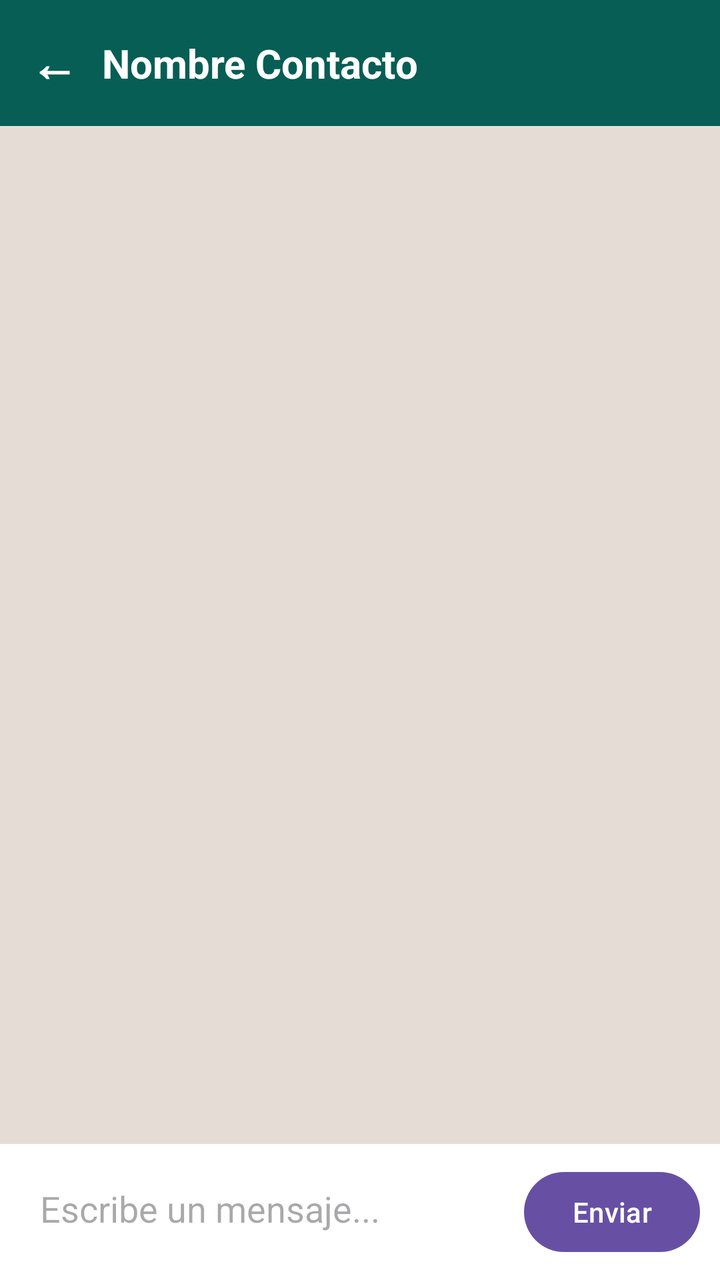
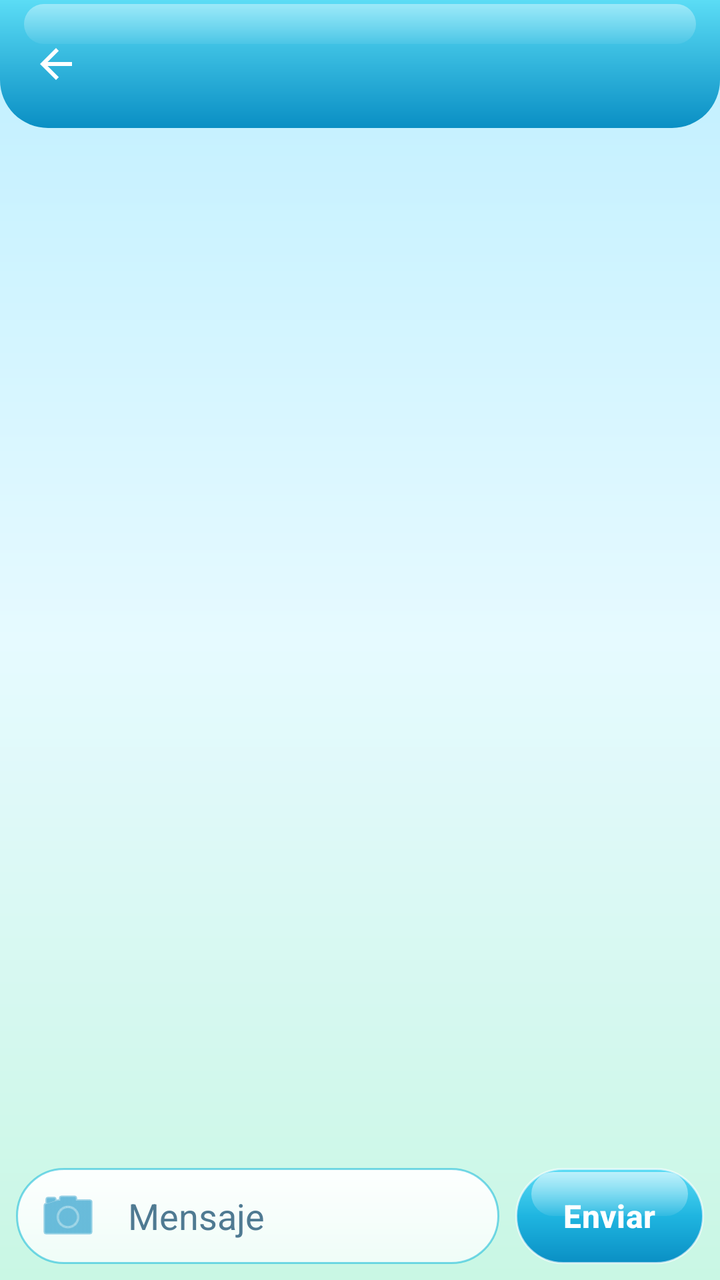

Compare the two renders of this Android layout. The source of the first and the diff that turns it into the second are given below.
<!-- AndroidManifest.xml: application theme Theme.CloneWhatsApp -->
<!-- res/layout/activity_chat.xml -->
<?xml version="1.0" encoding="utf-8"?>
<LinearLayout xmlns:android="http://schemas.android.com/apk/res/android"
    android:layout_width="match_parent"
    android:layout_height="match_parent"
    android:orientation="vertical"
    android:background="#E5DDD5">

    
    <LinearLayout
        android:layout_width="match_parent"
        android:layout_height="wrap_content"
        android:background="#075E54"
        android:padding="15dp"
        android:orientation="horizontal"
        android:gravity="center_vertical">

        <TextView
            android:id="@+id/btnRegresar"
            android:layout_width="wrap_content"
            android:layout_height="wrap_content"
            android:text="←  "
            android:textColor="#FFFFFF"
            android:textSize="24sp"
            android:textStyle="bold" />

        <TextView
            android:id="@+id/tvNombreDestino"
            android:layout_width="wrap_content"
            android:layout_height="wrap_content"
            android:text="Nombre Contacto"
            android:textColor="#FFFFFF"
            android:textSize="20sp"
            android:textStyle="bold"/>
    </LinearLayout>

    
    <androidx.recyclerview.widget.RecyclerView
        android:id="@+id/rvMensajes"
        android:layout_width="match_parent"
        android:layout_height="0dp"
        android:layout_weight="1"
        android:padding="10dp" />

    
    <LinearLayout
        android:layout_width="match_parent"
        android:layout_height="wrap_content"
        android:orientation="horizontal"
        android:padding="10dp"
        android:background="#FFFFFF">

        <EditText
            android:id="@+id/etEscribirMensaje"
            android:layout_width="0dp"
            android:layout_height="wrap_content"
            android:layout_weight="1"
            android:hint="Escribe un mensaje..."
            android:background="@android:color/transparent"
            android:padding="10dp"/>

        <Button
            android:id="@+id/btnEnviar"
            android:layout_width="wrap_content"
            android:layout_height="wrap_content"
            android:text="Enviar" />
    </LinearLayout>
</LinearLayout>
<!-- resources referenced by this layout -->
<resources>
  <style name="Base.Theme.CloneWhatsApp" parent="Theme.Material3.DayNight.NoActionBar">
          
          
      </style>
  <!-- unchanged entries left out for length: 1 -->
</resources>

<!-- the commit's change to res/layout/activity_chat.xml (unified diff, before → after) -->
@@ -1,67 +1,77 @@
 <?xml version="1.0" encoding="utf-8"?>
 <LinearLayout xmlns:android="http://schemas.android.com/apk/res/android"
+    xmlns:app="http://schemas.android.com/apk/res-auto"
     android:layout_width="match_parent"
     android:layout_height="match_parent"
-    android:orientation="vertical"
-    android:background="#E5DDD5">
+    android:orientation="vertical">
 
-    
-    <LinearLayout
+    <com.google.android.material.appbar.MaterialToolbar
+        android:id="@+id/toolbar"
         android:layout_width="match_parent"
-        android:layout_height="wrap_content"
-        android:background="#075E54"
-        android:padding="15dp"
-        android:orientation="horizontal"
-        android:gravity="center_vertical">
+        android:layout_height="?attr/actionBarSize"
+        android:background="@drawable/bg_toolbar_aero"
+        android:elevation="8dp"
+        android:theme="@style/ThemeOverlay.AppCompat.Dark.ActionBar"
+        app:navigationIcon="?attr/homeAsUpIndicator"
+        app:titleTextColor="@color/white" />
 
-        <TextView
-            android:id="@+id/btnRegresar"
-            android:layout_width="wrap_content"
-            android:layout_height="wrap_content"
-            android:text="←  "
-            android:textColor="#FFFFFF"
-            android:textSize="24sp"
-            android:textStyle="bold" />
-
-        <TextView
-            android:id="@+id/tvNombreDestino"
-            android:layout_width="wrap_content"
-            android:layout_height="wrap_content"
-            android:text="Nombre Contacto"
-            android:textColor="#FFFFFF"
-            android:textSize="20sp"
-            android:textStyle="bold"/>
-    </LinearLayout>
-
-    
     <androidx.recyclerview.widget.RecyclerView
         android:id="@+id/rvMensajes"
         android:layout_width="match_parent"
         android:layout_height="0dp"
         android:layout_weight="1"
-        android:padding="10dp" />
+        android:clipToPadding="false"
+        android:paddingVertical="8dp" />
 
-    
     <LinearLayout
         android:layout_width="match_parent"
         android:layout_height="wrap_content"
+        android:gravity="center_vertical"
         android:orientation="horizontal"
-        android:padding="10dp"
-        android:background="#FFFFFF">
+        android:padding="8dp">
 
-        <EditText
-            android:id="@+id/etEscribirMensaje"
+        <LinearLayout
             android:layout_width="0dp"
             android:layout_height="wrap_content"
             android:layout_weight="1"
-            android:hint="Escribe un mensaje..."
-            android:background="@android:color/transparent"
-            android:padding="10dp"/>
+            android:background="@drawable/bg_input"
+            android:elevation="4dp"
+            android:gravity="center_vertical"
+            android:orientation="horizontal"
+            android:paddingStart="4dp"
+            android:paddingEnd="12dp">
 
-        <Button
+            <ImageButton
+                android:id="@+id/btnAdjuntar"
+                android:layout_width="44dp"
+                android:layout_height="44dp"
+                android:background="?attr/selectableItemBackgroundBorderless"
+                android:contentDescription="Adjuntar"
+                android:src="@android:drawable/ic_menu_camera"
+                app:tint="@color/aero_blue" />
+
+            <EditText
+                android:id="@+id/etEscribirMensaje"
+                android:layout_width="0dp"
+                android:layout_height="wrap_content"
+                android:layout_weight="1"
+                android:background="@android:color/transparent"
+                android:hint="Mensaje"
+                android:inputType="textCapSentences|textMultiLine"
+                android:maxLines="4"
+                android:minHeight="48dp"
+                android:paddingHorizontal="8dp"
+                android:textColor="@color/aero_navy"
+                android:textColorHint="@color/aero_navy_soft" />
+        </LinearLayout>
+
+        <com.google.android.material.button.MaterialButton
             android:id="@+id/btnEnviar"
+            style="@style/Widget.Aero.Button"
             android:layout_width="wrap_content"
-            android:layout_height="wrap_content"
+            android:layout_height="48dp"
+            android:layout_marginStart="8dp"
+            android:minHeight="48dp"
             android:text="Enviar" />
     </LinearLayout>
 </LinearLayout>
<!-- resource entries referenced after the edit -->
@@ -1,9 +1,129 @@
 <!-- resources referenced by this layout -->
 <resources>
-  <style name="Base.Theme.CloneWhatsApp" parent="Theme.Material3.DayNight.NoActionBar">
-          
-          
+  <color name="aero_blue">#FF0A8FC4</color>
+  <color name="aero_navy">#FF0B3954</color>
+  <color name="aero_navy_soft">#FF4F7A92</color>
+  <color name="white">#FFFFFFFF</color>
+  <!-- drawable bg_input (drawable) -->
+  <?xml version="1.0" encoding="utf-8"?>
+  <shape xmlns:android="http://schemas.android.com/apk/res/android">
+      <gradient
+          android:angle="270"
+          android:endColor="#B3FFFFFF"
+          android:startColor="#F2FFFFFF" />
+      <corners android:radius="28dp" />
+      <stroke
+          android:width="1dp"
+          android:color="#8000B4D8" />
+  </shape>
+  <!-- drawable bg_toolbar_aero (drawable) -->
+  <?xml version="1.0" encoding="utf-8"?>
+  <layer-list xmlns:android="http://schemas.android.com/apk/res/android">
+      <item>
+          <shape>
+              <gradient
+                  android:angle="270"
+                  android:endColor="@color/aero_blue"
+                  android:startColor="@color/aero_cyan_light" />
+              <corners
+                  android:bottomLeftRadius="24dp"
+                  android:bottomRightRadius="24dp" />
+          </shape>
+      </item>
+      <item
+          android:left="12dp"
+          android:right="12dp"
+          android:top="2dp"
+          android:height="20dp"
+          android:gravity="top">
+          <shape>
+              <gradient
+                  android:angle="270"
+                  android:endColor="#10FFFFFF"
+                  android:startColor="#66FFFFFF" />
+              <corners android:radius="16dp" />
+          </shape>
+      </item>
+  </layer-list>
+  <style name="Widget.Aero.Button" parent="Widget.Material3.Button">
+          <item name="android:background">@drawable/bg_btn_glossy</item>
+          <item name="backgroundTint">@null</item>
+          <item name="android:textColor">@color/white</item>
+          <item name="android:textAllCaps">false</item>
+          <item name="android:textStyle">bold</item>
+          <item name="android:textSize">16sp</item>
+          <item name="android:minHeight">52dp</item>
+          <item name="android:insetTop">0dp</item>
+          <item name="android:insetBottom">0dp</item>
+          <item name="android:elevation">6dp</item>
+          <item name="android:stateListAnimator">@null</item>
       </style>
+  <color name="aero_cyan_light">#FF5BDCF5</color>
+  <!-- drawable bg_btn_glossy (drawable) -->
+  <?xml version="1.0" encoding="utf-8"?>
+  <ripple xmlns:android="http://schemas.android.com/apk/res/android"
+      android:color="#55FFFFFF">
+      <item android:drawable="@drawable/bg_btn_glossy_base" />
+  </ripple>
+  <style name="Base.Theme.CloneWhatsApp" parent="Theme.Material3.Light.NoActionBar">
+          <item name="colorPrimary">@color/aero_cyan</item>
+          <item name="colorOnPrimary">@color/white</item>
+          <item name="colorSecondary">@color/aero_green</item>
+          <item name="colorOnSecondary">@color/white</item>
+          <item name="android:windowBackground">@drawable/bg_aero_fondo</item>
+          <item name="android:statusBarColor">@android:color/transparent</item>
+          <item name="android:navigationBarColor">@android:color/transparent</item>
+          <item name="android:forceDarkAllowed" tools:targetApi="29">false</item>
+          <item name="android:windowLightStatusBar">true</item>
+          <item name="android:windowLightNavigationBar">true</item>
+          <item name="android:enforceStatusBarContrast" tools:targetApi="29">false</item>
+          <item name="android:enforceNavigationBarContrast" tools:targetApi="29">false</item>
+      </style>
+  <!-- drawable bg_btn_glossy_base (drawable) -->
+  <?xml version="1.0" encoding="utf-8"?>
+  <layer-list xmlns:android="http://schemas.android.com/apk/res/android">
+      <item>
+          <shape>
+              <gradient
+                  android:angle="270"
+                  android:centerColor="@color/aero_cyan"
+                  android:endColor="@color/aero_blue"
+                  android:startColor="@color/aero_cyan_light" />
+              <corners android:radius="26dp" />
+              <stroke
+                  android:width="1dp"
+                  android:color="#99FFFFFF" />
+          </shape>
+      </item>
+      <item
+          android:left="8dp"
+          android:right="8dp"
+          android:top="2dp"
+          android:height="22dp"
+          android:gravity="top">
+          <shape>
+              <gradient
+                  android:angle="270"
+                  android:endColor="#14FFFFFF"
+                  android:startColor="#99FFFFFF" />
+              <corners android:radius="20dp" />
+          </shape>
+      </item>
+  </layer-list>
+  <color name="aero_cyan">#FF1FB5E0</color>
+  <color name="aero_green">#FF3DD6A3</color>
+  <!-- drawable bg_aero_fondo (drawable) -->
+  <?xml version="1.0" encoding="utf-8"?>
+  <shape xmlns:android="http://schemas.android.com/apk/res/android">
+      <gradient
+          android:angle="270"
+          android:centerColor="@color/aero_sky_mid"
+          android:endColor="@color/aero_mint"
+          android:startColor="@color/aero_sky_top" />
+  </shape>
+  <color name="aero_sky_mid">#FFE6FAFF</color>
+  <color name="aero_mint">#FFC9F7E4</color>
+  <color name="aero_sky_top">#FFBFEFFF</color>
   <!-- unchanged entries left out for length: 1 -->
 </resources>
 
